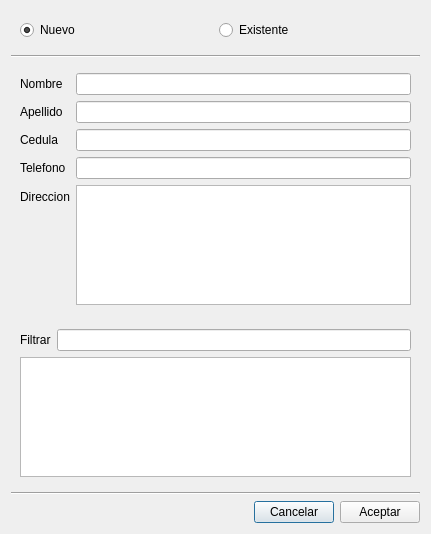
This is seleccionarcliente.ui in elshaka/AltoNivel as Qt 5 draws it before an edit. The edited form follows.
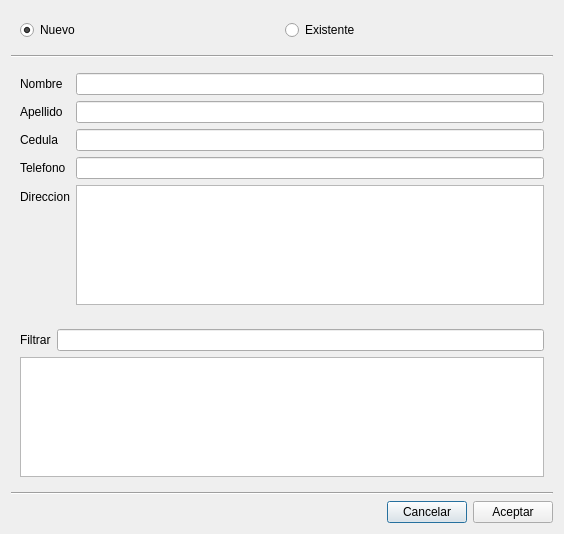
This is the edited form. Icons and pictures are not drawn.

Commit message: Separado el modelo ClientsTableModel de la clase GestionarClientes (y renombrado como TablaClientes). Implementada funcionalidad de SeleccionarCliente

What changed in the file:
```diff
--- a/seleccionarcliente.ui
+++ b/seleccionarcliente.ui
@@ -6,7 +6,7 @@
    <rect>
     <x>0</x>
     <y>0</y>
-    <width>431</width>
+    <width>564</width>
     <height>534</height>
    </rect>
   </property>
@@ -127,7 +127,17 @@
        </layout>
       </item>
       <item>
-       <widget class="QTableView" name="tableView"/>
+       <widget class="QTableView" name="clientesTableView">
+        <property name="selectionMode">
+         <enum>QAbstractItemView::SingleSelection</enum>
+        </property>
+        <property name="selectionBehavior">
+         <enum>QAbstractItemView::SelectRows</enum>
+        </property>
+        <attribute name="horizontalHeaderStretchLastSection">
+         <bool>true</bool>
+        </attribute>
+       </widget>
       </item>
      </layout>
     </widget>
```
Left out of the diff: 30 changed lines with no effect on the pictures. The commit also changes 9 other files.
